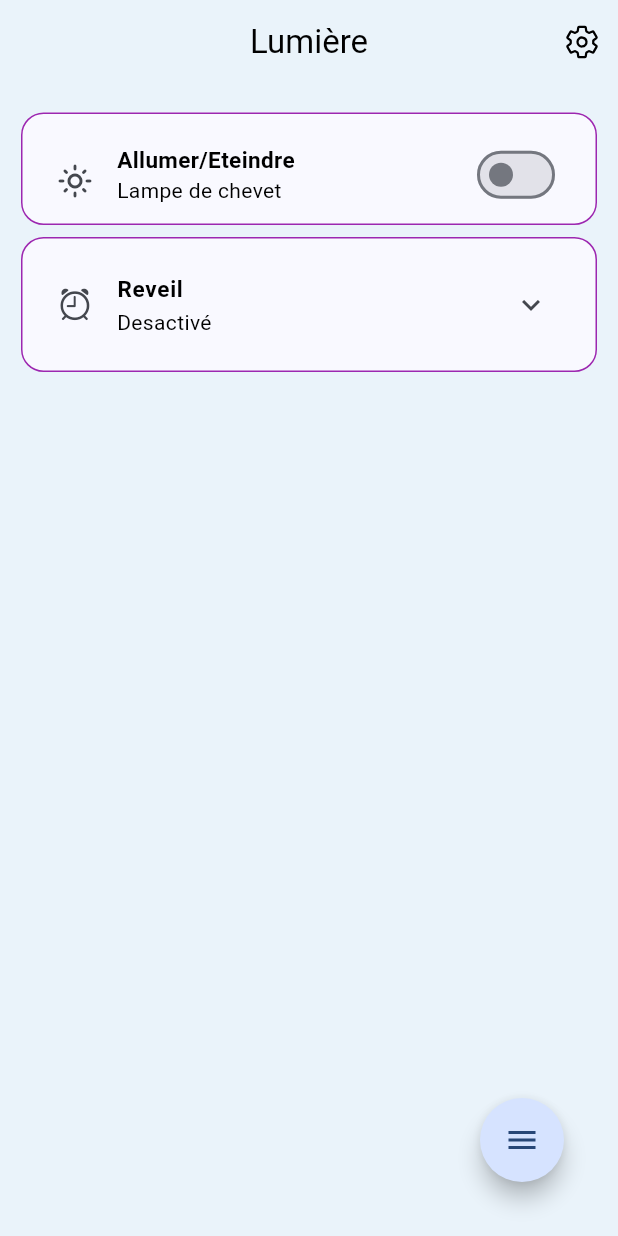
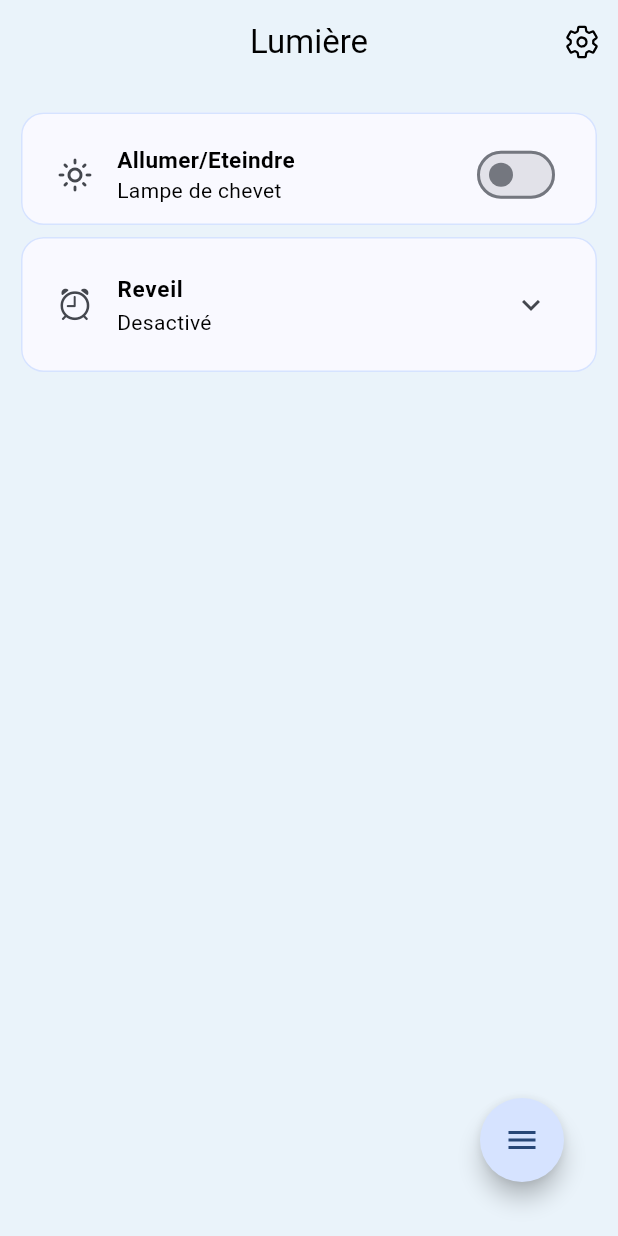
Before and after one commit to AymericROUVRAIS/lumiere, a Flutter app: the screen it shows after launch, on a phone screen of 412 x 824 dp. Run offline on Flutter 3.47's test engine with Material 3 defaults, Android fonts, the phone set to English and light mode, and no system bars; drawn by our look-alikes of flutter_speed_dial; our stand-ins replace ionicons, toggle_switch; missing offline and left inert: interactive_slider.

Commit message:
Minor corrections

```diff
--- a/lib/components/switch_expansion_tile.dart
+++ b/lib/components/switch_expansion_tile.dart
@@ -65,13 +65,9 @@ class SwitchControlledExpansionTileState
                   color: Colors.transparent,
                   child: Row(
                     children: [
-                      Padding(
-                        // Center Icon to Text
-                        padding: const EdgeInsets.only(top: 8.0),
-                        child: Icon(
-                          widget.icon,
-                          color: Theme.of(context).iconTheme.color,
-                        ),
+                      Icon(
+                        widget.icon,
+                        color: Theme.of(context).iconTheme.color,
                       ),
                       Expanded(
                         child: Padding(
--- a/lib/theme/theme.dart
+++ b/lib/theme/theme.dart
@@ -26,7 +26,7 @@ final ThemeData lightMode = ThemeData(
   cardTheme: CardThemeData(
     color: Colors.blue[50],
     shape: RoundedRectangleBorder(
-      side: const BorderSide(color: Colors.purple, width: 1.0),
+      side: BorderSide(color: Color(0xFFd6e3ff), width: 1.0),
       borderRadius: BorderRadius.circular(15),
     ),
   ),
```
